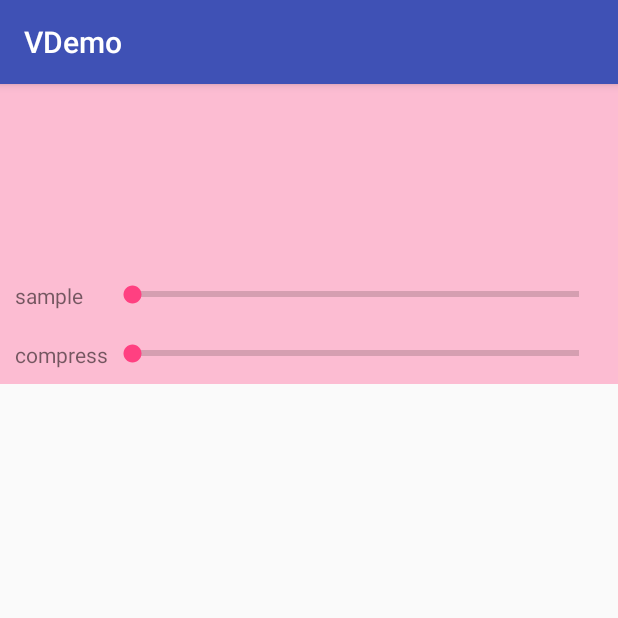
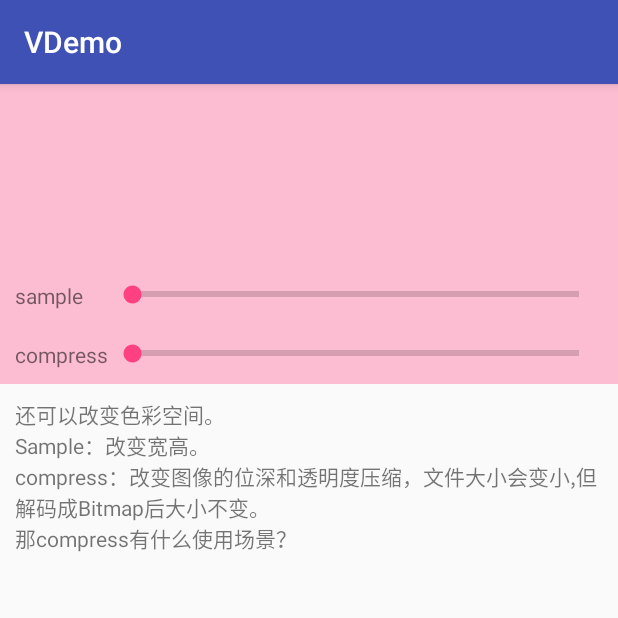
Before and after one commit to Varmin/vDemo, an Android app: the screen it shows after launch (LoadBigBitmapActivity), on a phone screen of 412 x 824 dp, the top half of it. Run offline under Robolectric (Android 15) with nearby library versions, the phone set to English and light mode, and no system bars; our stand-ins replace ButterKnife.

Commit message:
compress

```diff
--- a/app/src/main/res/layout/activity_load_big_bitmap.xml
+++ b/app/src/main/res/layout/activity_load_big_bitmap.xml
@@ -4,6 +4,7 @@
     xmlns:tools="http://schemas.android.com/tools"
     android:layout_width="match_parent"
     android:layout_height="match_parent"
+    android:orientation="vertical"
     tools:context=".others.LoadBigBitmapActivity">
     <RelativeLayout
         android:layout_width="match_parent"
@@ -52,4 +53,10 @@
 
         </LinearLayout>
     </RelativeLayout>
+    <TextView
+        android:layout_width="match_parent"
+        android:layout_height="wrap_content"
+        android:layout_margin="10dp"
+        android:text="还可以改变色彩空间。\nSample：改变宽高。\ncompress：改变图像的位深和透明度压缩，文件大小会变小,但解码成Bitmap后大小不变。\n那compress有什么使用场景？"
+        />
 </LinearLayout>
```
